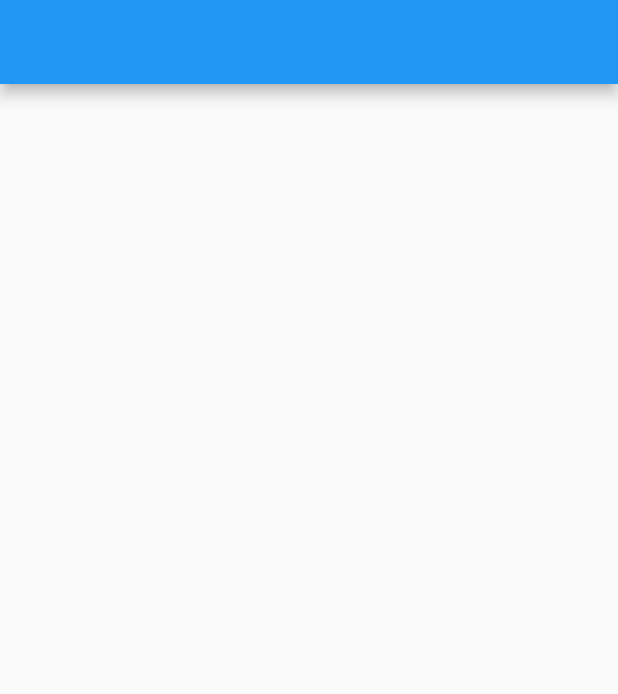
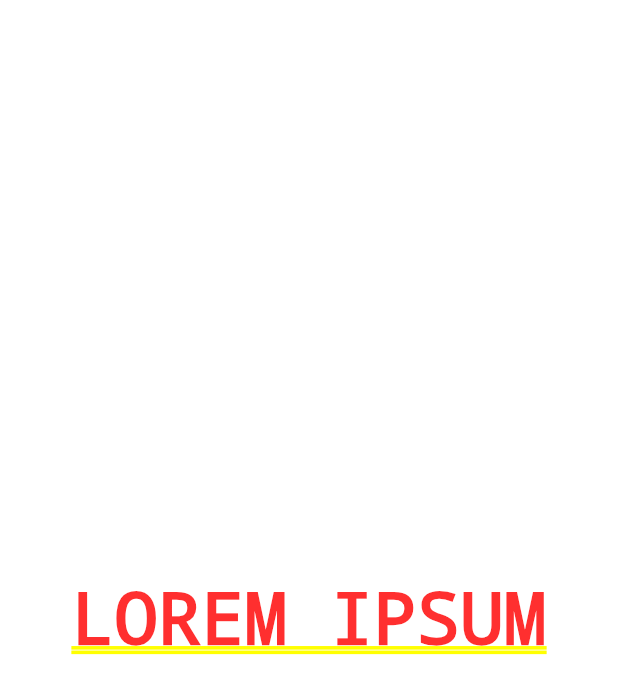
Before and after one commit to TCasablancas/mvvm_poc, a Flutter app: the screen it shows after launch, on a phone screen of 412 x 824 dp. Shown: the top 694 px of the screen. Run offline on Flutter 3.47's test engine with Material 2 defaults, Android fonts, the phone set to English and light mode, and no system bars; missing offline and left inert: dart:ffi, design_system_poc.

Commit message:
Update views

```diff
--- a/lib/app_widget.dart
+++ b/lib/app_widget.dart
@@ -1,15 +1,15 @@
 import 'package:flutter/cupertino.dart';
 import 'package:flutter/material.dart';
+import 'package:design_system_poc/design_system_poc.dart';
 
-import 'view/home_page.dart';
+import 'feature/home/HomeView.dart';
+import 'feature/login/LoginView.dart';
 
 class AppWidget extends StatelessWidget {
-  const AppWidget({Key? key}) : super(key: key);
-
   @override
   Widget build(BuildContext context) {
-    return const MaterialApp(
-      home: HomePage(),
+    return MaterialApp(
+      home: LoginView(),
     );
   }
 }
--- /dev/null
+++ b/lib/feature/login/LoginView.dart
@@ -0,0 +1,13 @@
+import 'package:flutter/material.dart';
+
+class LoginView extends StatefulWidget {
+  @override
+  LoginViewState createState() => LoginViewState();
+}
+
+class LoginViewState extends State<LoginView> {
+  @override
+  Widget build(BuildContext context) => Container(
+        child: Center(child: Text("LOREM IPSUM")),
+      );
+}
--- a/lib/main.dart
+++ b/lib/main.dart
@@ -1,8 +1,9 @@
 import 'package:flutter/cupertino.dart';
 import 'package:flutter/material.dart';
+import 'package:design_system_poc/design_system_poc.dart';
 
 import 'app_widget.dart';
 
 void main(List<String> args) {
-  runApp(const AppWidget());
+  runApp(AppWidget());
 }
--- a/lib/view/home_page.dart
+++ /dev/null
@@ -1,13 +0,0 @@
-import 'package:flutter/cupertino.dart';
-import 'package:flutter/material.dart';
-
-class HomePage extends StatelessWidget {
-  const HomePage({Key? key}) : super(key: key);
-
-  @override
-  Widget build(BuildContext context) {
-    return Scaffold(
-      appBar: AppBar(),
-    );
-  }
-}
```
Also changed, not shown: lib/feature/home/HomeView.dart (added, +48 -0 lines), pubspec.yaml (+3 -5 lines), lib/feature/home/HomeViewModel.dart (added), lib/feature/login/LoginViewModel.dart (added), pubspec.lock.
